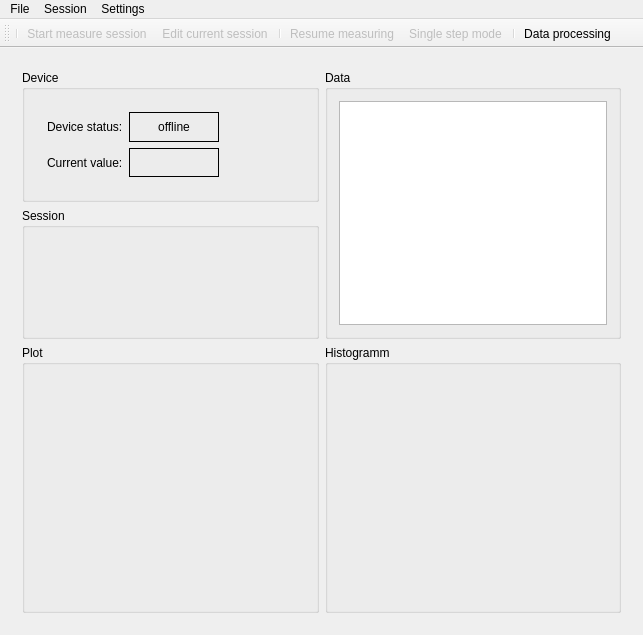
Qt form dda_ctrl/experimenter/measurewindow.ui (olegyurchenko/dda-control) before a commit.
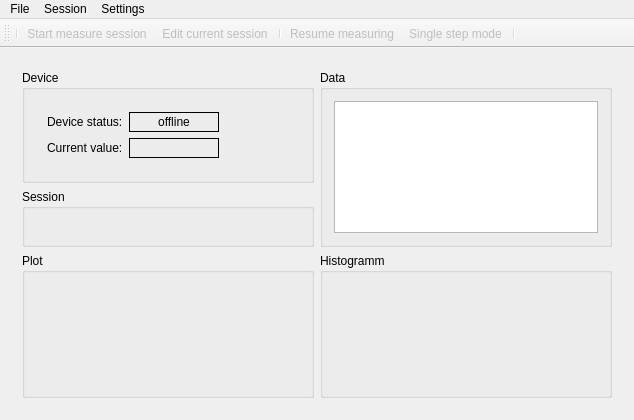
The same form after that commit. The open tabs and pages were chosen to show the change. Icons and pictures are not drawn. Custom widgets are drawn as their Qt base class.

```diff
--- a/dda_ctrl/experimenter/measurewindow.ui
+++ b/dda_ctrl/experimenter/measurewindow.ui
@@ -6,8 +6,8 @@
    <rect>
     <x>0</x>
     <y>0</y>
-    <width>643</width>
-    <height>635</height>
+    <width>634</width>
+    <height>420</height>
    </rect>
   </property>
   <property name="windowTitle">
@@ -221,6 +221,12 @@
            <layout class="QVBoxLayout" name="verticalLayout_3">
             <item>
              <widget class="QGroupBox" name="groupBox_2">
+              <property name="sizePolicy">
+               <sizepolicy hsizetype="Preferred" vsizetype="Minimum">
+                <horstretch>0</horstretch>
+                <verstretch>0</verstretch>
+               </sizepolicy>
+              </property>
               <property name="title">
                <string>Device</string>
               </property>
@@ -330,6 +336,12 @@
              <layout class="QHBoxLayout" name="horizontalLayout_5">
               <item>
                <widget class="SessionBox" name="sessionBox">
+                <property name="sizePolicy">
+                 <sizepolicy hsizetype="Preferred" vsizetype="Minimum">
+                  <horstretch>0</horstretch>
+                  <verstretch>0</verstretch>
+                 </sizepolicy>
+                </property>
                 <property name="title">
                  <string>Session</string>
                 </property>
@@ -341,6 +353,12 @@
           </item>
           <item>
            <widget class="QGroupBox" name="groupBox_3">
+            <property name="sizePolicy">
+             <sizepolicy hsizetype="Preferred" vsizetype="Maximum">
+              <horstretch>0</horstretch>
+              <verstretch>0</verstretch>
+             </sizepolicy>
+            </property>
             <property name="title">
              <string>Data</string>
             </property>
@@ -430,8 +448,8 @@
     <rect>
      <x>0</x>
      <y>0</y>
-     <width>643</width>
-     <height>21</height>
+     <width>634</width>
+     <height>23</height>
     </rect>
    </property>
    <widget class="QMenu" name="menuFile">
@@ -489,7 +507,6 @@
    <addaction name="actionResumeMeasuring"/>
    <addaction name="actionSingleStepMode"/>
    <addaction name="separator"/>
-   <addaction name="actionDataProcessing"/>
   </widget>
   <action name="actionManageProfiles">
    <property name="icon">
```
Left out of the diff: 34 changed lines with no effect on the pictures.
